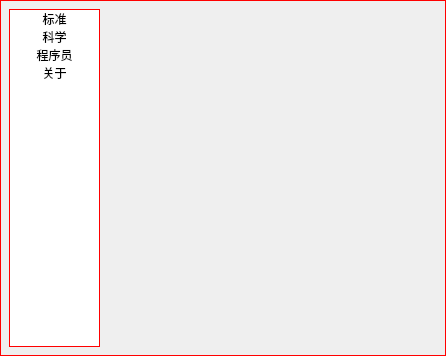
openeuler-mirror/kiran-calculator, file gui/mode-switcher-page/mode-switcher-page.ui: the form before one commit.
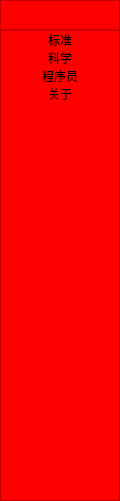
The form after the commit. Custom widgets are drawn as their Qt base class.

Commit message: feature(kiran-calculator):modify the UI for standard mode and history - 优化标准模式的UI布局和界面   历史记录界面和换行

What changed in the file:
```diff
--- a/gui/mode-switcher-page/mode-switcher-page.ui
+++ b/gui/mode-switcher-page/mode-switcher-page.ui
@@ -6,31 +6,88 @@
    <rect>
     <x>0</x>
     <y>0</y>
-    <width>446</width>
-    <height>356</height>
+    <width>120</width>
+    <height>501</height>
    </rect>
   </property>
+  <property name="sizePolicy">
+   <sizepolicy hsizetype="Expanding" vsizetype="Expanding">
+    <horstretch>0</horstretch>
+    <verstretch>0</verstretch>
+   </sizepolicy>
+  </property>
   <property name="windowTitle">
    <string>Form</string>
   </property>
   <property name="styleSheet">
-   <string notr="true">QWidget{border:1px solid red;}</string>
+   <string notr="true"/>
   </property>
+  <layout class="QVBoxLayout" name="verticalLayout_2">
+   <property name="spacing">
+    <number>0</number>
+   </property>
+   <property name="leftMargin">
+    <number>0</number>
+   </property>
+   <property name="topMargin">
+    <number>0</number>
+   </property>
+   <property name="rightMargin">
+    <number>0</number>
+   </property>
+   <property name="bottomMargin">
+    <number>0</number>
+   </property>
+   <item>
+    <widget class="QListWidget" name="listWidget">
+     <property name="sizePolicy">
+      <sizepolicy hsizetype="Expanding" vsizetype="Fixed">
+       <horstretch>0</horstretch>
+       <verstretch>0</verstretch>
+      </sizepolicy>
+     </property>
+     <property name="maximumSize">
+      <size>
+       <width>16777215</width>
+       <height>30</height>
+      </size>
+     </property>
+     <property name="styleSheet">
+      <string notr="true">background:red;
+
+</string>
+     </property>
+    </widget>
+   </item>
+   <item>
   <widget class="ModeList" name="modeList">
-   <property name="geometry">
-    <rect>
-     <x>9</x>
-     <y>9</y>
-     <width>91</width>
-     <height>338</height>
-    </rect>
-   </property>
    <property name="sizePolicy">
-    <sizepolicy hsizetype="Maximum" vsizetype="Expanding">
+      <sizepolicy hsizetype="Expanding" vsizetype="Expanding">
      <horstretch>0</horstretch>
      <verstretch>0</verstretch>
     </sizepolicy>
    </property>
+     <property name="minimumSize">
+      <size>
+       <width>0</width>
+       <height>0</height>
+      </size>
+     </property>
+     <property name="maximumSize">
+      <size>
+       <width>16777215</width>
+       <height>16777215</height>
+      </size>
+     </property>
+     <property name="styleSheet">
+      <string notr="true">background:red;</string>
+     </property>
+     <property name="flow">
+      <enum>QListView::TopToBottom</enum>
+     </property>
+     <property name="isWrapping" stdset="0">
+      <bool>false</bool>
+     </property>
    <item>
     <property name="text">
      <string>标准</string>
@@ -64,6 +121,8 @@
     </property>
    </item>
   </widget>
+   </item>
+  </layout>
  </widget>
  <customwidgets>
   <customwidget>
```
Lines whose indentation alone changed are shown as unchanged. The commit also changes 78 other files.
